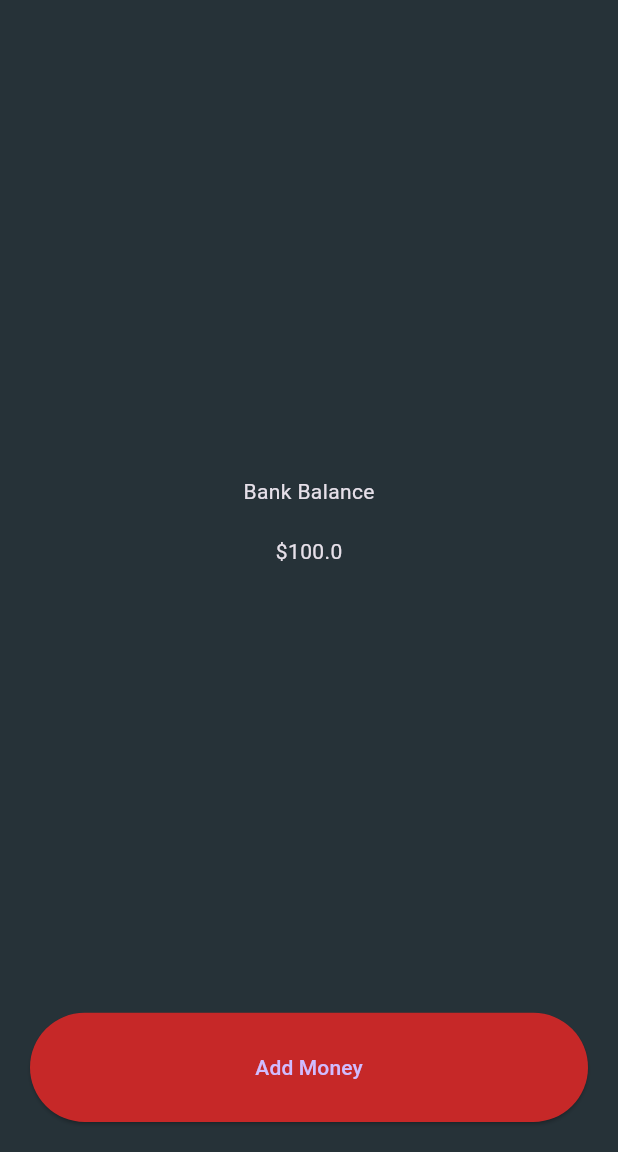
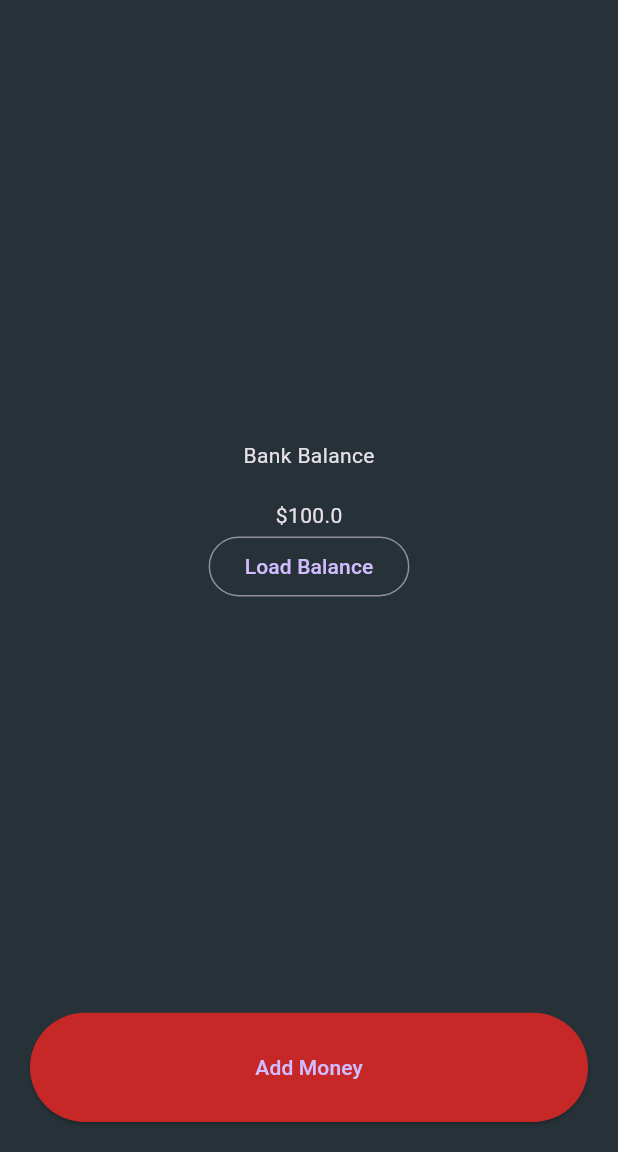
Before and after one commit to Yasitha-Bhanuka/Billionaire-Flutter-App, a Flutter app: the screen it shows after launch, after a tap on "Add Money", on a phone screen of 412 x 824 dp, the part 84-1236 px from its top. Run offline on Flutter 3.47's test engine with Material 3 defaults, Android fonts, the phone set to English and light mode, and no system bars; our stand-ins replace shared_preferences.

Commit message:
Adding sharedpreference using pub.dev website and install the sharedPreferences for saving the bank balance in the local storage. So that save the variable into local storage we used 'final SharedPrefereneces prefs = await SharedPreferences.getInstances();   await prefs.setDouble('bankBalance', bankBalance);' using in addMoney function. So that we should make this function as a asynce function. Then we create the loadBalance function for get the sharedPreferences bank balance using 'bankBalance' key

```diff
--- a/lib/main.dart
+++ b/lib/main.dart
@@ -1,4 +1,5 @@
 import 'package:flutter/material.dart';
+import 'package:shared_preferences/shared_preferences.dart';
 
 void main() {
   runApp(const MyApp());
@@ -17,9 +18,25 @@ class MyApp extends StatefulWidget {
 class _MyAppState extends State<MyApp> {
   double bankBalance = 0.0;
 
-  void addMoney() {
+  void addMoney() async {
     setState(() {
       bankBalance += 100.0;
+    });
+
+    // Obtain shared preferences.
+    final SharedPreferences prefs = await SharedPreferences.getInstance();
+
+    // Save an double value to 'decimal' key.
+    await prefs.setDouble('bankBalance', bankBalance);
+  }
+
+  void loadBalance() async {
+    // Obtain shared preferences.
+    final SharedPreferences prefs = await SharedPreferences.getInstance();
+
+    setState(() {
+      // Try reading data from the counter key. If it does not exist, return 0.
+      bankBalance = prefs.getDouble('bankBalance') ?? 0.0;
     });
   }
 
@@ -51,6 +68,9 @@ class _MyAppState extends State<MyApp> {
                       Text(
                         '\$$bankBalance',
                       ),
+                      OutlinedButton(
+                          onPressed: loadBalance,
+                          child: const Text('Load Balance'))
                     ],
                   ),
                 ),
@@ -63,7 +83,7 @@ class _MyAppState extends State<MyApp> {
                       ),
                       onPressed: addMoney,
                       child: const Text('Add Money')),
-                )
+                ),
               ],
             ),
           )),
--- a/pubspec.yaml
+++ b/pubspec.yaml
@@ -30,11 +30,10 @@ environment:
 dependencies:
   flutter:
     sdk: flutter
-
-
   # The following adds the Cupertino Icons font to your application.
   # Use with the CupertinoIcons class for iOS style icons.
   cupertino_icons: ^1.0.8
+  shared_preferences: ^2.3.2
 
 dev_dependencies:
   flutter_test:
```
Also changed, not shown: pubspec.lock, 1 other file.
